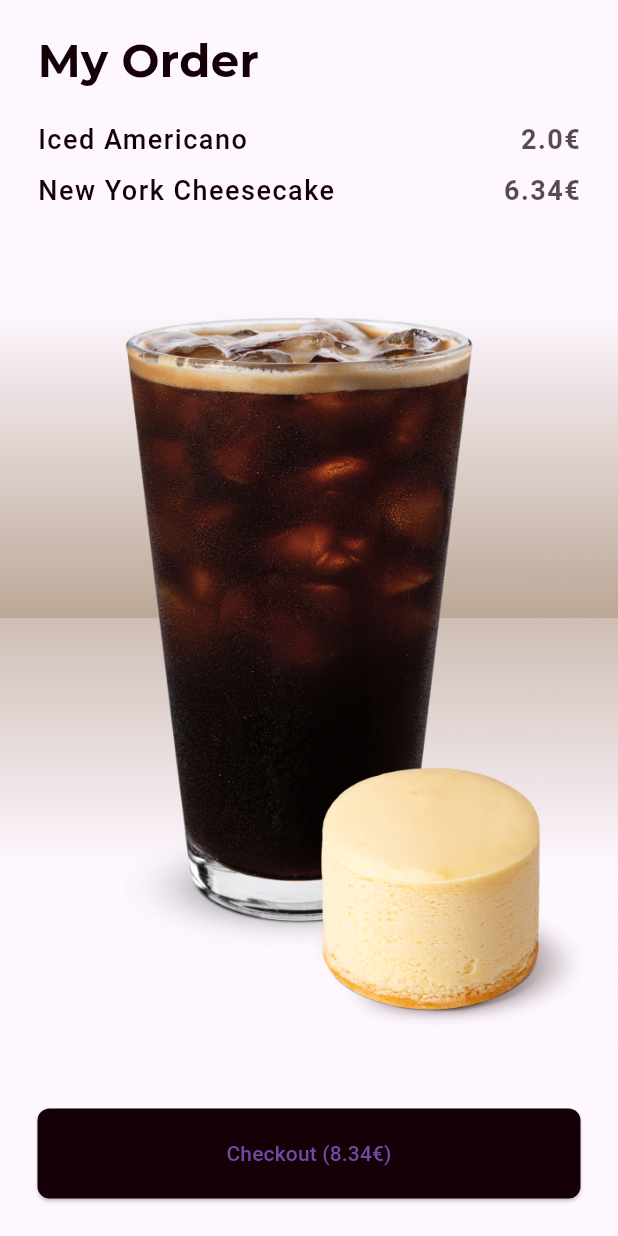
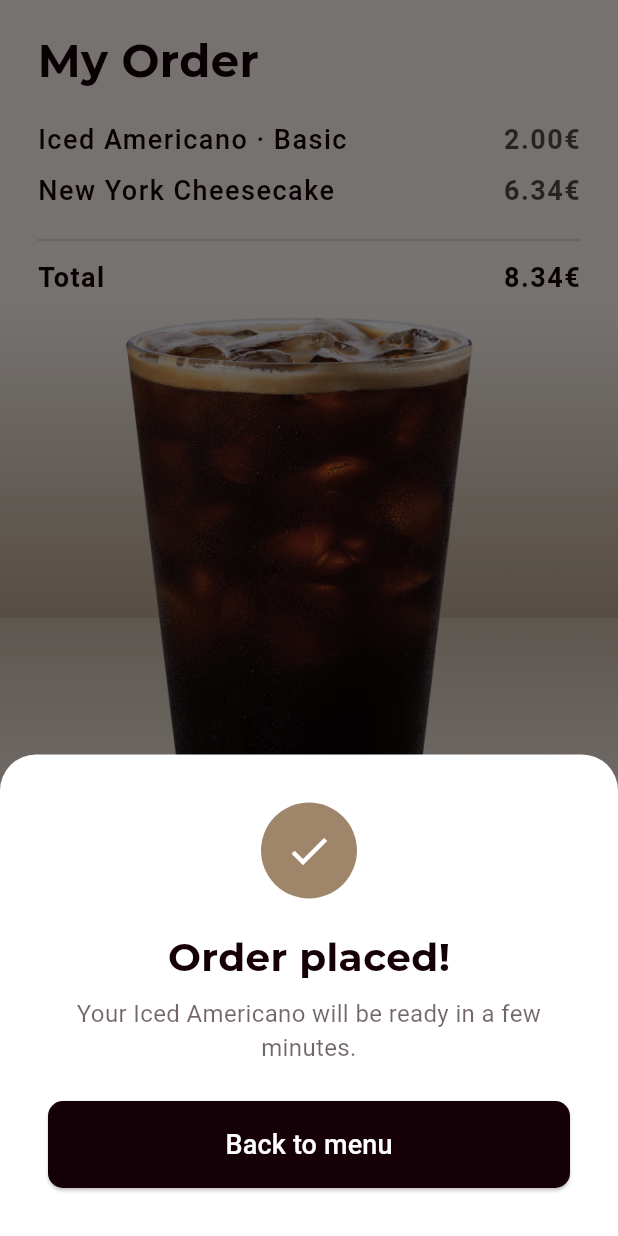
Before and after one commit to azharcse14/coffee_order_app_flutter, a Flutter app: the CheckoutWidget widget shown alone on an empty page, opened directly with sample values from the repository, after a tap on an icon or button, on a phone screen of 412 x 824 dp. Run offline on Flutter 3.47's test engine with Material 3 defaults, Android fonts, the phone set to English and light mode, and no system bars; our stand-ins replace get_it, google_fonts; Roboto replaces fonts that are missing (Questrial).

Commit message:
Make app build on current Flutter and finish checkout flow
- Replace abandoned flutter_feather_icons with Material icons
- Upgrade google_fonts, get_it, flutter_lints
- Carry selected size through to checkout so the total is correct
- Checkout shows an order summary with a total, confirms the order,
  and returns to the menu
- Dispose page controllers and fix deprecations and lints
- Replace the default counter test with pricing tests

Co-Authored-By: Claude Opus 5.5 <noreply@anthropic.com>

```diff
--- a/lib/models/coffee_item.model.dart
+++ b/lib/models/coffee_item.model.dart
@@ -11,6 +11,10 @@ class CoffeeItem {
       required this.description,
       required this.image,
       required this.price});
+
+  static const sizeNames = {'S': 'Small', 'M': 'Basic', 'L': 'Large'};
+
+  double priceFor(String size) => price + const {'S': -.8, 'M': 0.0, 'L': 1.2}[size]!;
 
   // mock data
   // 10 items
--- a/lib/models/treat_item.model.dart
+++ b/lib/models/treat_item.model.dart
@@ -1,5 +1,3 @@
-import 'dart:math';
-
 class TreatItem {
   final String id;
   final String name;
--- a/lib/widgets/checkout.widget.dart
+++ b/lib/widgets/checkout.widget.dart
@@ -1,8 +1,6 @@
 import 'package:coffee_order_app_flutter/models/coffee_item.model.dart';
 import 'package:coffee_order_app_flutter/models/treat_item.model.dart';
 import 'package:flutter/material.dart';
-import 'package:flutter/src/widgets/framework.dart';
-import 'package:flutter/widgets.dart';
 import 'package:google_fonts/google_fonts.dart';
 
 import '../config/colors_constants.dart';
@@ -10,11 +8,14 @@ import '../config/colors_constants.dart';
 class CheckoutWidget extends StatelessWidget {
   final CoffeeItem coffee;
   final TreatItem? treat;
-  const CheckoutWidget({super.key, required this.coffee, this.treat});
+  final String size;
+  const CheckoutWidget({super.key, required this.coffee, this.treat, this.size = 'M'});
+
+  double get total => coffee.priceFor(size) + (treat?.price ?? 0);
 
   @override
   Widget build(BuildContext context) {
-    Size size = MediaQuery.of(context).size;
+    Size screen = MediaQuery.of(context).size;
     return Stack(
       alignment: Alignment.center,
       children: [
@@ -28,9 +29,9 @@ class CheckoutWidget extends StatelessWidget {
         ),
         if (treat != null)
           Align(
-            alignment: Alignment(2, 0.5),
+            alignment: const Alignment(2, 0.5),
             child: SizedBox(
-              width: size.width * 0.8,
+              width: screen.width * 0.8,
               child: Hero(
                 tag: "treat_${treat!.id}",
                 child: Image.asset(
@@ -40,9 +41,7 @@ class CheckoutWidget extends StatelessWidget {
               ),
             ),
           ),
-        Align(
-          alignment: Alignment.topCenter,
-          child: Padding(
+        Padding(
           padding: const EdgeInsets.all(25),
           child: Column(
             crossAxisAlignment: CrossAxisAlignment.stretch,
@@ -51,93 +50,121 @@ class CheckoutWidget extends StatelessWidget {
                   style: GoogleFonts.montserrat(
                       fontSize: 30, fontWeight: FontWeight.w700, height: 1, color: kTitleColor)),
               const SizedBox(height: 25),
-                Row(
-                  mainAxisAlignment: MainAxisAlignment.spaceBetween,
-                  children: [
-                    Expanded(
-                      child: Text(coffee.name,
-                          style: GoogleFonts.questrial(
-                              fontSize: 18,
-                              letterSpacing: 1,
-                              fontWeight: FontWeight.w500,
-                              color: kTitleColor)),
+              _line("${coffee.name} · ${CoffeeItem.sizeNames[size]}", coffee.priceFor(size)),
+              if (treat != null) _line(treat!.name, treat!.price),
+              Divider(height: 24, color: kTitleColor.withValues(alpha: .15)),
+              _line("Total", total, bold: true),
+              const Spacer(),
+              SafeArea(
+                top: false,
+                child: ElevatedButton(
+                  style: ElevatedButton.styleFrom(
+                    backgroundColor: kTitleColor,
+                    foregroundColor: Colors.white,
+                    padding: const EdgeInsets.symmetric(vertical: 20),
+                    shape: RoundedRectangleBorder(borderRadius: BorderRadius.circular(10)),
                   ),
-                    Text("${coffee.price}€",
-                        style: GoogleFonts.questrial(
-                            fontSize: 18,
-                            letterSpacing: 1,
-                            fontWeight: FontWeight.w700,
-                            color: kTitleColor.withOpacity(.7))),
-                  ],
+                  onPressed: () => _placeOrder(context),
+                  child: Text("Checkout (${total.toStringAsFixed(2)}€)",
+                      style: GoogleFonts.questrial(fontSize: 18)),
                 ),
-                if (treat != null)
-                  Padding(
-                    padding: const EdgeInsets.only(top: 8),
-                    child: Row(
-                      mainAxisAlignment: MainAxisAlignment.spaceBetween,
-                      children: [
-                        Expanded(
-                          child: Text(treat!.name,
-                              style: GoogleFonts.questrial(
-                                  fontSize: 18,
-                                  letterSpacing: 1,
-                                  fontWeight: FontWeight.w500,
-                                  color: kTitleColor)),
               ),
-                        Text("${treat!.price}€",
-                            style: GoogleFonts.questrial(
-                                fontSize: 18,
-                                letterSpacing: 1,
-                                fontWeight: FontWeight.w700,
-                                color: kTitleColor.withOpacity(.7))),
             ],
           ),
         ),
-                Spacer(),
-                ElevatedButton(
+      ],
+    );
+  }
+
+  Widget _line(String label, double price, {bool bold = false}) {
+    final style = GoogleFonts.questrial(
+        fontSize: 18,
+        letterSpacing: 1,
+        fontWeight: bold ? FontWeight.w700 : FontWeight.w500,
+        color: kTitleColor);
+    return Padding(
+      padding: const EdgeInsets.only(bottom: 8),
+      child: Row(
+        children: [
+          Expanded(child: Text(label, style: style)),
+          Text("${price.toStringAsFixed(2)}€",
+              style: style.copyWith(
+                  fontWeight: FontWeight.w700, color: kTitleColor.withValues(alpha: bold ? 1 : .7))),
+        ],
+      ),
+    );
+  }
+
+  Future<void> _placeOrder(BuildContext context) async {
+    final navigator = Navigator.of(context);
+    await showModalBottomSheet(
+      context: context,
+      backgroundColor: Colors.white,
+      shape: const RoundedRectangleBorder(borderRadius: BorderRadius.vertical(top: Radius.circular(24))),
+      builder: (context) => SafeArea(
+        child: Padding(
+          padding: const EdgeInsets.all(32),
+          child: Column(
+            mainAxisSize: MainAxisSize.min,
+            children: [
+              const CircleAvatar(
+                radius: 32,
+                backgroundColor: kBrownColor,
+                child: Icon(Icons.check, color: Colors.white, size: 32),
+              ),
+              const SizedBox(height: 20),
+              Text("Order placed!",
+                  style:
+                      GoogleFonts.montserrat(fontSize: 26, fontWeight: FontWeight.w700, color: kTitleColor)),
+              const SizedBox(height: 8),
+              Text("Your ${coffee.name} will be ready in a few minutes.",
+                  textAlign: TextAlign.center,
+                  style: GoogleFonts.questrial(fontSize: 16, color: kTitleColor.withValues(alpha: .6))),
+              const SizedBox(height: 24),
+              SizedBox(
+                width: double.infinity,
+                child: ElevatedButton(
                   style: ElevatedButton.styleFrom(
-                    primary: kTitleColor,
-                    padding: EdgeInsets.symmetric(vertical: 20),
-                    shape: RoundedRectangleBorder(
-                      borderRadius: BorderRadius.circular(8),
+                    backgroundColor: kTitleColor,
+                    foregroundColor: Colors.white,
+                    padding: const EdgeInsets.symmetric(vertical: 16),
+                    shape: RoundedRectangleBorder(borderRadius: BorderRadius.circular(10)),
+                  ),
+                  onPressed: () => Navigator.pop(context),
+                  child: Text("Back to menu", style: GoogleFonts.questrial(fontSize: 18)),
                 ),
               ),
-                  onPressed: () {},
-                  child: Text("Checkout (${(coffee.price + (treat?.price ?? 0)).toStringAsFixed(2)}€)"),
-                )
             ],
           ),
         ),
-        )
-      ],
+      ),
     );
+    navigator.popUntil(ModalRoute.withName('home'));
   }
 }
 
-_buildBackground() {
+Widget _buildBackground() {
   return Column(
     children: [
       Expanded(
-        flex: 1,
         child: Container(
             decoration: BoxDecoration(
           gradient: LinearGradient(
             end: Alignment.topCenter,
             begin: Alignment.bottomCenter,
             stops: const [0.0, .50],
-            colors: [kBrownColor.withOpacity(.7), kBrownColor.withOpacity(0.0)],
+            colors: [kBrownColor.withValues(alpha: .7), kBrownColor.withValues(alpha: 0.0)],
           ),
         )),
       ),
       Expanded(
-        flex: 1,
         child: Container(
             decoration: BoxDecoration(
           gradient: LinearGradient(
             begin: Alignment.topCenter,
             end: Alignment.bottomCenter,
-            stops: [0.0, .4],
-            colors: [kBrownColor.withOpacity(.5), kBrownColor.withOpacity(0.0)],
+            stops: const [0.0, .4],
+            colors: [kBrownColor.withValues(alpha: .5), kBrownColor.withValues(alpha: 0.0)],
           ),
         )),
       ),
```
Also changed, not shown: analysis_options.yaml (+9 -0 lines), lib/coffe_details.page.dart (+11 -16 lines), lib/home.page.dart (+6 -6 lines), lib/main.dart (+3 -14 lines), lib/services/navigation.service.dart (+6 -1 lines), lib/widgets/coffee_list.widget.dart (+8 -7 lines), lib/widgets/intro.widget.dart (+4 -5 lines), lib/widgets/sweet_treats.widget.dart (+10 -7 lines), lib/widgets/treats_list.widget.dart (+11 -8 lines), pubspec.yaml (+3 -4 lines), pubspec.lock, 2 other files. Lines whose indentation alone changed are shown as unchanged.
